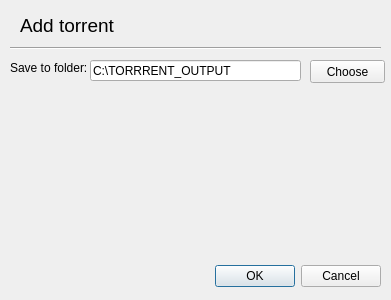
Above: lib/view/addtorrentdialog.ui from RdeWilde/JoyStream before the change. Below: the same form after it.
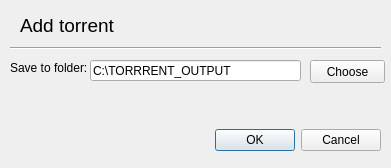
That is the form after the change.

What changed in the file:
```diff
--- a/lib/view/addtorrentdialog.ui
+++ b/lib/view/addtorrentdialog.ui
@@ -7,7 +7,7 @@
     <x>0</x>
     <y>0</y>
     <width>391</width>
-    <height>300</height>
+    <height>168</height>
    </rect>
   </property>
   <property name="sizePolicy">
@@ -26,7 +26,7 @@
    <property name="geometry">
     <rect>
      <x>10</x>
-     <y>260</y>
+     <y>124</y>
      <width>371</width>
      <height>32</height>
     </rect>
```
Left out of the diff: 35 changed lines with no effect on the pictures.
